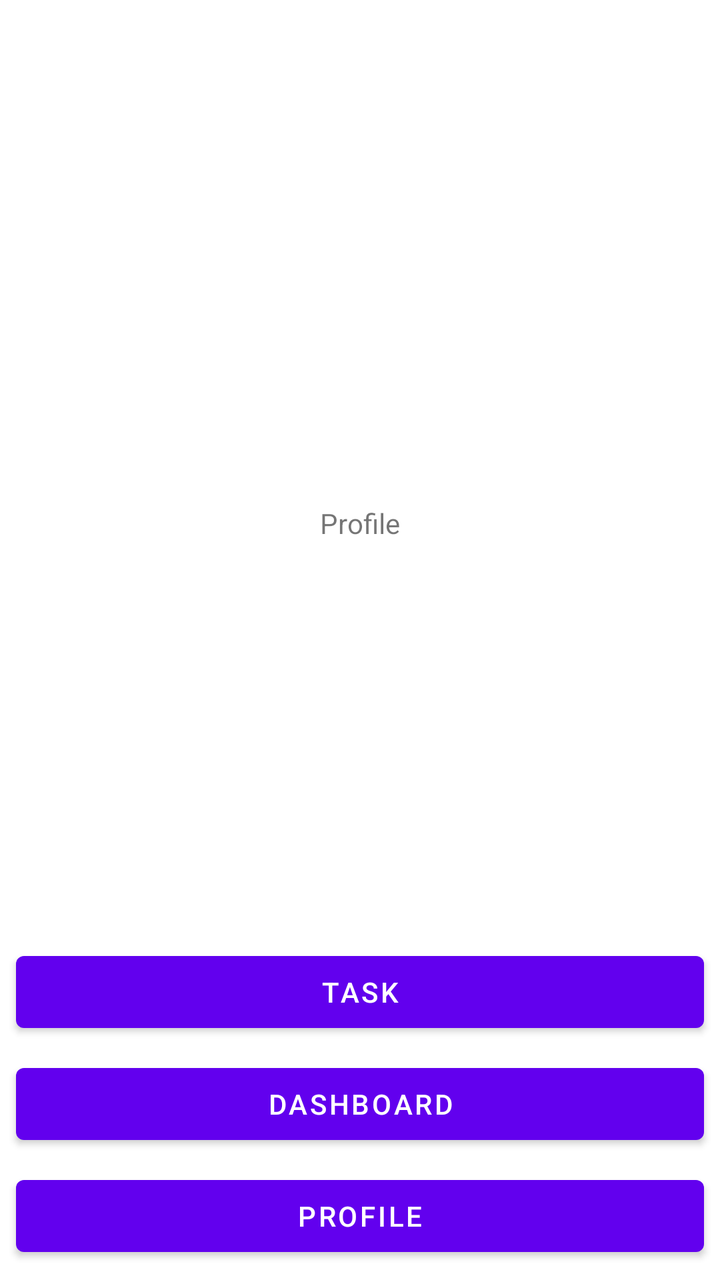
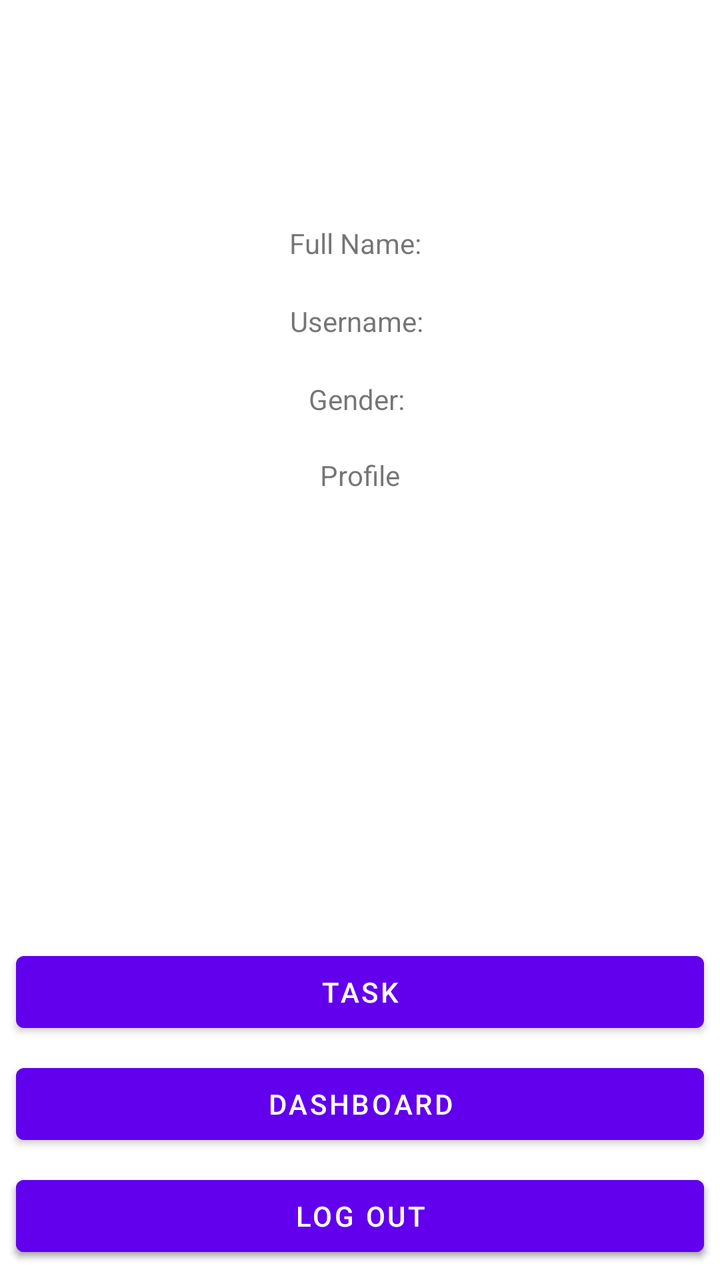

Compare the two renders of this Android layout. The source of the first and the diff that turns it into the second are given below.
<!-- AndroidManifest.xml: application theme Theme.ToDoList -->
<!-- res/layout/activity_profile.xml -->
<?xml version="1.0" encoding="utf-8"?>
<androidx.constraintlayout.widget.ConstraintLayout xmlns:android="http://schemas.android.com/apk/res/android"
    xmlns:app="http://schemas.android.com/apk/res-auto"
    xmlns:tools="http://schemas.android.com/tools"
    android:layout_width="match_parent"
    android:layout_height="match_parent">

    <TextView
        android:layout_width="wrap_content"
        android:layout_height="wrap_content"
        android:layout_marginTop="252dp"
        android:text="Profile"
        app:layout_constraintEnd_toEndOf="parent"
        app:layout_constraintStart_toStartOf="parent"
        app:layout_constraintTop_toTopOf="parent"
        tools:ignore="HardcodedText,MissingConstraints" />
    <Button
        android:id="@+id/button_task"
        android:layout_width="0dp"
        android:layout_height="wrap_content"
        android:text="Task"
        app:layout_constraintBottom_toTopOf="@id/button_dashboard"
        app:layout_constraintStart_toStartOf="parent"
        app:layout_constraintEnd_toEndOf="parent"
        android:layout_margin="8dp" />

    <Button
        android:id="@+id/button_dashboard"
        android:layout_width="0dp"
        android:layout_height="wrap_content"
        android:text="Dashboard"
        app:layout_constraintBottom_toTopOf="@id/button_profile"
        app:layout_constraintStart_toStartOf="parent"
        app:layout_constraintEnd_toEndOf="parent"
        android:layout_margin="8dp" />


    <Button
        android:id="@+id/button_profile"
        android:layout_width="0dp"
        android:layout_height="wrap_content"
        android:text="Profile"
        app:layout_constraintBottom_toBottomOf="parent"
        app:layout_constraintStart_toStartOf="parent"
        app:layout_constraintEnd_toEndOf="parent"
        android:layout_margin="8dp" />

</androidx.constraintlayout.widget.ConstraintLayout>
<!-- resources referenced by this layout -->
<resources>
  <style name="Theme.ToDoList" parent="Theme.MaterialComponents.DayNight.DarkActionBar">
          
          <item name="colorPrimary">@color/purple_500</item>
          <item name="colorPrimaryVariant">@color/purple_700</item>
          <item name="colorOnPrimary">@color/white</item>
          
          <item name="colorSecondary">@color/teal_200</item>
          <item name="colorSecondaryVariant">@color/teal_700</item>
          <item name="colorOnSecondary">@color/black</item>
          
          <item name="android:statusBarColor">?attr/colorPrimaryVariant</item>
          
      </style>
  <color name="purple_500">#FF6200EE</color>
  <color name="purple_700">#FF3700B3</color>
  <color name="white">#FFFFFFFF</color>
  <color name="teal_200">#FF03DAC5</color>
  <color name="teal_700">#FF018786</color>
  <color name="black">#FF000000</color>
</resources>

<!-- the commit's change to res/layout/activity_profile.xml (unified diff, before → after) -->
@@ -5,15 +5,48 @@
     android:layout_width="match_parent"
     android:layout_height="match_parent">
 
+
+    <TextView
+        android:id="@+id/tv_full_name"
+        android:layout_width="wrap_content"
+        android:layout_height="wrap_content"
+        android:layout_marginTop="112dp"
+        android:text="Full Name: "
+        app:layout_constraintEnd_toEndOf="parent"
+        app:layout_constraintHorizontal_bias="0.498"
+        app:layout_constraintStart_toStartOf="parent"
+        app:layout_constraintTop_toTopOf="parent" />
+
+    <TextView
+        android:id="@+id/tv_user_name"
+        android:layout_width="wrap_content"
+        android:layout_height="wrap_content"
+        android:layout_marginTop="20dp"
+        android:text="Username: "
+        app:layout_constraintEnd_toEndOf="parent"
+        app:layout_constraintStart_toStartOf="parent"
+        app:layout_constraintTop_toBottomOf="@id/tv_full_name" />
+
+    <TextView
+        android:id="@+id/tv_gender"
+        android:layout_width="wrap_content"
+        android:layout_height="wrap_content"
+        android:layout_marginTop="20dp"
+        android:text="Gender: "
+        app:layout_constraintEnd_toEndOf="parent"
+        app:layout_constraintStart_toStartOf="parent"
+        app:layout_constraintTop_toBottomOf="@id/tv_user_name" />
+
     <TextView
         android:layout_width="wrap_content"
         android:layout_height="wrap_content"
-        android:layout_marginTop="252dp"
+        android:layout_marginTop="228dp"
         android:text="Profile"
         app:layout_constraintEnd_toEndOf="parent"
         app:layout_constraintStart_toStartOf="parent"
         app:layout_constraintTop_toTopOf="parent"
         tools:ignore="HardcodedText,MissingConstraints" />
+
     <Button
         android:id="@+id/button_task"
         android:layout_width="0dp"
@@ -45,4 +78,13 @@
         app:layout_constraintEnd_toEndOf="parent"
         android:layout_margin="8dp" />
 
+    <Button
+        android:id="@+id/button_logout"
+        android:layout_width="0dp"
+        android:layout_height="wrap_content"
+        android:text="Log Out"
+        app:layout_constraintBottom_toBottomOf="parent"
+        app:layout_constraintStart_toStartOf="parent"
+        app:layout_constraintEnd_toEndOf="parent"
+        android:layout_margin="8dp" />
 </androidx.constraintlayout.widget.ConstraintLayout>
